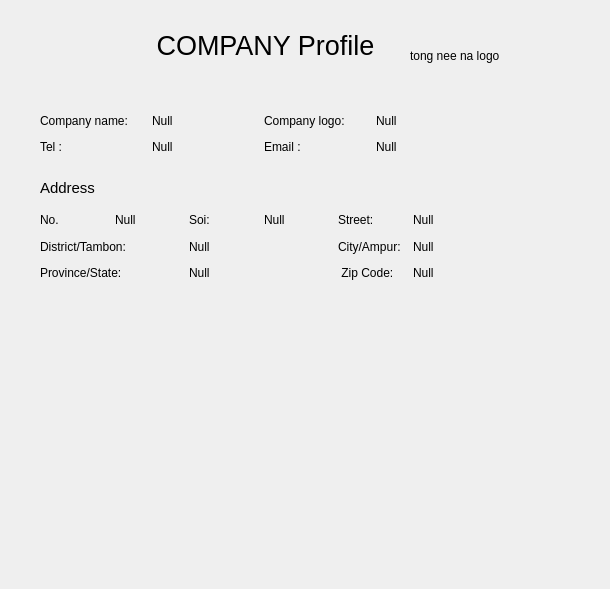
Old version of the form ui_form/Company_view_profile.ui in the repository Sirawap/PathFinder-Project.
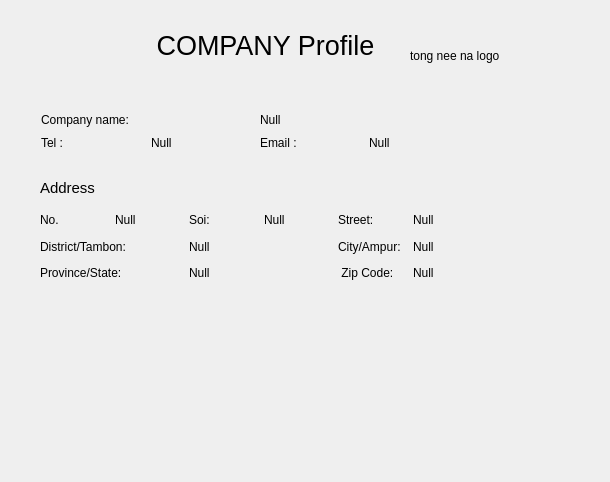
New version of the form.

Commit message: company view profile remove logo

```diff
--- a/ui_form/Company_view_profile.ui
+++ b/ui_form/Company_view_profile.ui
@@ -7,7 +7,7 @@
     <x>0</x>
     <y>0</y>
     <width>610</width>
-    <height>589</height>
+    <height>482</height>
    </rect>
   </property>
   <property name="windowTitle">
@@ -190,17 +190,35 @@
     </item>
    </layout>
   </widget>
-  <widget class="QWidget" name="layoutWidget">
+  <widget class="QLabel" name="label_logo">
    <property name="geometry">
     <rect>
-     <x>40</x>
-     <y>110</y>
-     <width>441</width>
-     <height>47</height>
+     <x>410</x>
+     <y>20</y>
+     <width>121</width>
+     <height>71</height>
     </rect>
    </property>
-   <layout class="QGridLayout" name="gridLayout_2">
-    <item row="0" column="0">
+   <property name="styleSheet">
+    <string notr="true">QLabel#lebal_logo{
+	border-color: rgb(101, 255, 66);
+}</string>
+   </property>
+   <property name="text">
+    <string>tong nee na logo</string>
+   </property>
+  </widget>
+  <widget class="QWidget" name="">
+   <property name="geometry">
+    <rect>
+     <x>41</x>
+     <y>111</y>
+     <width>431</width>
+     <height>40</height>
+    </rect>
+   </property>
+   <layout class="QVBoxLayout" name="verticalLayout">
+    <item>
      <layout class="QHBoxLayout" name="horizontalLayout_8">
       <item>
        <widget class="QLabel" name="label_2">
@@ -218,25 +236,9 @@
       </item>
      </layout>
     </item>
-    <item row="0" column="1">
+    <item>
      <layout class="QHBoxLayout" name="horizontalLayout_9">
       <item>
-       <widget class="QLabel" name="label_comp_logo">
-        <property name="text">
-         <string>Company logo:</string>
-        </property>
-       </widget>
-      </item>
-      <item>
-       <widget class="QLabel" name="label_6">
-        <property name="text">
-         <string>Null</string>
-        </property>
-       </widget>
-      </item>
-     </layout>
-    </item>
-    <item row="1" column="0">
      <layout class="QHBoxLayout" name="horizontalLayout_10">
       <item>
        <widget class="QLabel" name="label_3">
@@ -254,7 +256,7 @@
       </item>
      </layout>
     </item>
-    <item row="1" column="1">
+      <item>
      <layout class="QHBoxLayout" name="horizontalLayout_11">
       <item>
        <widget class="QLabel" name="label_4">
@@ -273,24 +275,8 @@
      </layout>
     </item>
    </layout>
-  </widget>
-  <widget class="QLabel" name="label_logo">
-   <property name="geometry">
-    <rect>
-     <x>410</x>
-     <y>20</y>
-     <width>121</width>
-     <height>71</height>
-    </rect>
-   </property>
-   <property name="styleSheet">
-    <string notr="true">QLabel#lebal_logo{
-	border-color: rgb(101, 255, 66);
-}</string>
-   </property>
-   <property name="text">
-    <string>tong nee na logo</string>
-   </property>
+    </item>
+   </layout>
   </widget>
  </widget>
  <resources/>
```
Lines whose indentation alone changed are shown as unchanged. The commit also changes 2 other files.
